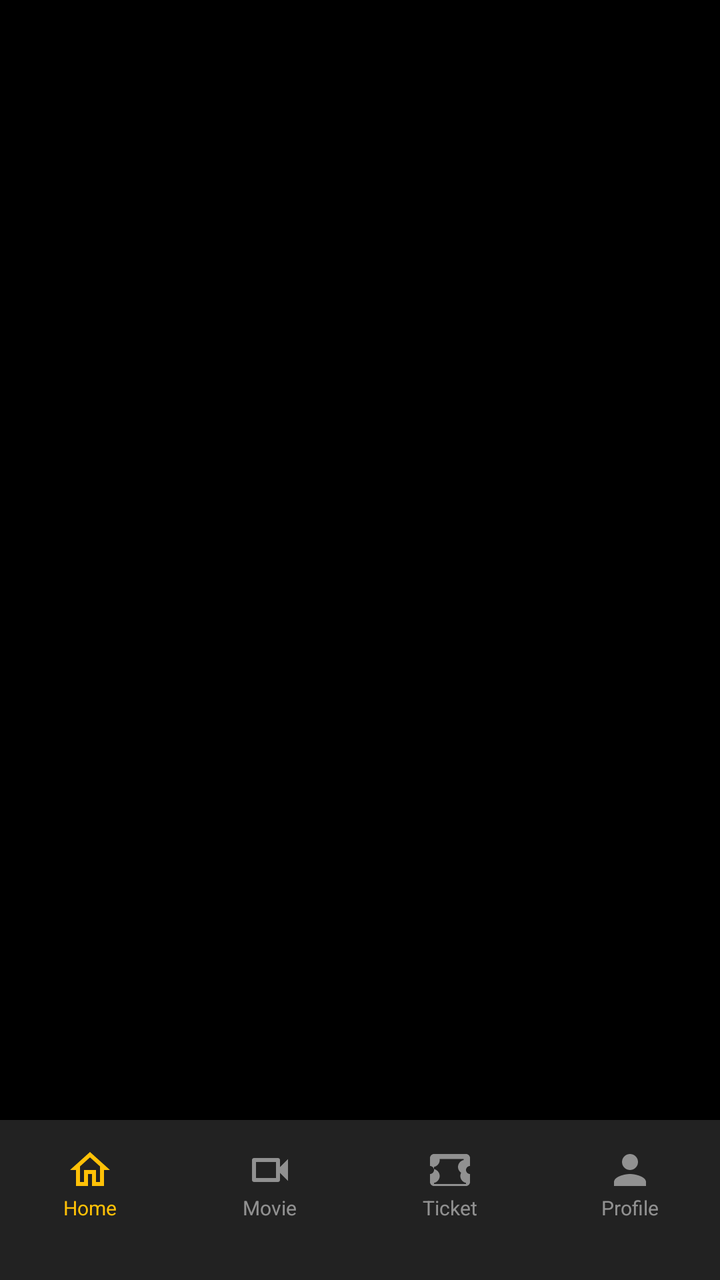
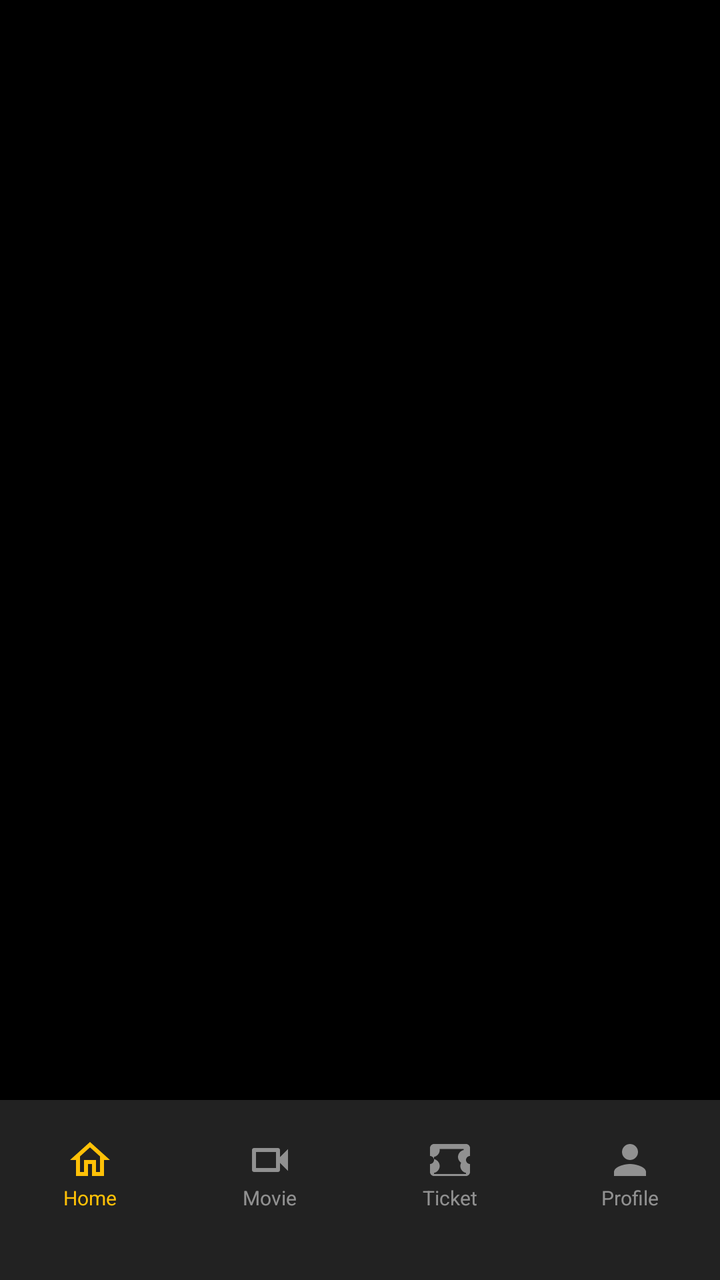

Screens rendered from an Android XML layout before and after an edit, with the pre-edit source and the edit as a unified diff.
<!-- AndroidManifest.xml: application theme Theme.Moviebookingapp -->
<!-- res/layout/activity_main.xml -->
<?xml version="1.0" encoding="utf-8"?>
<androidx.constraintlayout.widget.ConstraintLayout
    xmlns:android="http://schemas.android.com/apk/res/android"
    xmlns:app="http://schemas.android.com/apk/res-auto"
    xmlns:tools="http://schemas.android.com/tools"
    android:layout_width="match_parent"
    android:layout_height="match_parent"
    android:background="@color/background_black"
    tools:context=".view.activity.MainActivity">

    
    <FrameLayout
        android:id="@+id/main_container"
        android:layout_width="match_parent"
        android:layout_height="0dp"
        app:layout_constraintTop_toTopOf="parent"
        app:layout_constraintBottom_toTopOf="@id/bottomNav" />

    
    <LinearLayout
        android:id="@+id/bottomNav"
        android:layout_width="match_parent"
        android:layout_height="80dp"
        android:background="@color/nav_border"
        android:orientation="horizontal"
        android:gravity="center_vertical"
        android:paddingBottom="16dp"
        app:layout_constraintBottom_toBottomOf="parent">

        <LinearLayout
            android:id="@+id/btnNavHome"
            android:layout_width="0dp"
            android:layout_height="wrap_content"
            android:layout_weight="1"
            android:orientation="vertical"
            android:gravity="center"
            android:clickable="true"
            android:focusable="true">
            <ImageView
                android:id="@+id/imgNavHome"
                android:layout_width="24dp"
                android:layout_height="24dp"
                android:src="@drawable/ic_home"
                app:tint="@color/yellow" />
            <TextView
                android:id="@+id/tvNavHome"
                android:layout_width="wrap_content"
                android:layout_height="wrap_content"
                android:text="@string/nav_home"
                android:textColor="@color/yellow"
                android:textSize="10sp" />
        </LinearLayout>

        <LinearLayout
            android:id="@+id/btnNavMovie"
            android:layout_width="0dp"
            android:layout_height="wrap_content"
            android:layout_weight="1"
            android:orientation="vertical"
            android:gravity="center"
            android:clickable="true"
            android:focusable="true">
            <ImageView
                android:id="@+id/imgNavMovie"
                android:layout_width="24dp"
                android:layout_height="24dp"
                android:src="@drawable/ic_movie"
                app:tint="@color/nav_inactive" />
            <TextView
                android:id="@+id/tvNavMovie"
                android:layout_width="wrap_content"
                android:layout_height="wrap_content"
                android:text="@string/nav_movie"
                android:textColor="@color/nav_inactive"
                android:textSize="10sp" />
        </LinearLayout>

        <LinearLayout
            android:id="@+id/btnNavTicket"
            android:layout_width="0dp"
            android:layout_height="wrap_content"
            android:layout_weight="1"
            android:orientation="vertical"
            android:gravity="center"
            android:clickable="true"
            android:focusable="true">
            <ImageView
                android:id="@+id/imgNavTicket"
                android:layout_width="24dp"
                android:layout_height="24dp"
                android:src="@drawable/ic_ticket"
                app:tint="@color/nav_inactive" />
            <TextView
                android:id="@+id/tvNavTicket"
                android:layout_width="wrap_content"
                android:layout_height="wrap_content"
                android:text="@string/nav_ticket"
                android:textColor="@color/nav_inactive"
                android:textSize="10sp" />
        </LinearLayout>

        <LinearLayout
            android:id="@+id/btnNavProfile"
            android:layout_width="0dp"
            android:layout_height="wrap_content"
            android:layout_weight="1"
            android:orientation="vertical"
            android:gravity="center"
            android:clickable="true"
            android:focusable="true">
            <ImageView
                android:id="@+id/imgNavProfile"
                android:layout_width="24dp"
                android:layout_height="24dp"
                android:src="@drawable/ic_profile"
                app:tint="@color/nav_inactive" />
            <TextView
                android:id="@+id/tvNavProfile"
                android:layout_width="wrap_content"
                android:layout_height="wrap_content"
                android:text="@string/nav_profile"
                android:textColor="@color/nav_inactive"
                android:textSize="10sp" />
        </LinearLayout>

    </LinearLayout>

</androidx.constraintlayout.widget.ConstraintLayout>
<!-- resources referenced by this layout -->
<resources>
  <color name="background_black">#FF000000</color>
  <color name="nav_border">#22FFFFFF</color>
  <color name="nav_inactive">#80FFFFFF</color>
  <color name="yellow">#FFC107</color>
  <!-- drawable ic_home (drawable) -->
  <vector xmlns:android="http://schemas.android.com/apk/res/android"
      android:width="24dp"
      android:height="24dp"
      android:viewportWidth="24.0"
      android:viewportHeight="24.0">
      
      <path
          android:fillColor="#FFFFFFFF"
          android:pathData="M12,5.69l5,4.5V18h-2v-6H9v6H7v-7.81l5,-4.5M12,3L2,12h3v8h6v-6h2v6h6v-8h3L12,3z"/>
  </vector>
  <!-- drawable ic_movie (drawable) -->
  <vector xmlns:android="http://schemas.android.com/apk/res/android"
      android:width="24dp"
      android:height="24dp"
      android:viewportWidth="24.0"
      android:viewportHeight="24.0">
      
      <path
          android:fillColor="#FFFFFFFF"
          android:pathData="M17,10.5V7c0,-0.55 -0.45,-1 -1,-1H4c-0.55,0 -1,0.45 -1,1v10c0,0.55 0.45,1 1,1h12c0.55,0 1,-0.45 1,-1v-3.5l4,4v-11l-4,4zM15,16H5V8h10v8z"/>
  </vector>
  <!-- drawable ic_profile (drawable) -->
  <vector xmlns:android="http://schemas.android.com/apk/res/android"
      android:width="24dp"
      android:height="24dp"
      android:viewportWidth="24.0"
      android:viewportHeight="24.0">
      
      <path
          android:fillColor="#FFFFFFFF"
          android:pathData="M12,12c2.21,0 4,-1.79 4,-4s-1.79,-4 -4,-4 -4,1.79 -4,4 1.79,4 4,4zm0,2c-2.67,0 -8,1.34 -8,4v2h16v-2c0,-2.66 -5.33,-4 -8,-4z"/>
  </vector>
  <!-- drawable ic_ticket (drawable) -->
  <vector xmlns:android="http://schemas.android.com/apk/res/android"
      android:width="24dp"
      android:height="24dp"
      android:viewportWidth="24.0"
      android:viewportHeight="24.0">
      
      <path
          android:fillColor="#FFFFFFFF"
          android:pathData="M22,10V6c0,-1.1 -0.9,-2 -2,-2H4c-1.1,0 -2,0.9 -2,2v4c1.1,0 2,0.9 2,2s-0.9,2 -2,2v4c0,1.1 0.9,2 2,2h16c1.1,0 2,-0.9 2,-2v-4c-1.1,0 -2,-0.9 -2,-2s0.9,-2 2,-2zm-2,1.54c-1.64,0.36 -2.85,1.82 -2.85,3.46c0,1.64 1.21,3.1 2.85,3.46v0.54H4v-0.54c1.64,-0.36 2.85,-1.82 2.85,-3.46c0,-1.64 -1.21,-3.1 -2.85,-3.46V10.46c1.64,-0.36 2.85,-1.82 2.85,-3.46V6.46h12v0.54c-1.64,0.36 -2.85,1.82 -2.85,3.46c0,1.64 1.21,3.1 2.85,3.46v1.08z"/>
  </vector>
  <string name="nav_home">Home</string>
  <string name="nav_movie">Movie</string>
  <string name="nav_profile">Profile</string>
  <string name="nav_ticket">Ticket</string>
  <style name="Theme.Moviebookingapp" parent="Base.Theme.Moviebookingapp" />
  <style name="Base.Theme.Moviebookingapp" parent="Theme.Material3.DayNight.NoActionBar">
          <item name="colorPrimary">@color/yellow</item>
          <item name="android:windowBackground">@color/background_black</item>
          <item name="android:statusBarColor">@color/background_black</item>
      </style>
</resources>

<!-- the commit's change to res/layout/activity_main.xml (unified diff, before → after) -->
@@ -20,7 +20,7 @@
     <LinearLayout
         android:id="@+id/bottomNav"
         android:layout_width="match_parent"
-        android:layout_height="80dp"
+        android:layout_height="90dp"
         android:background="@color/nav_border"
         android:orientation="horizontal"
         android:gravity="center_vertical"
